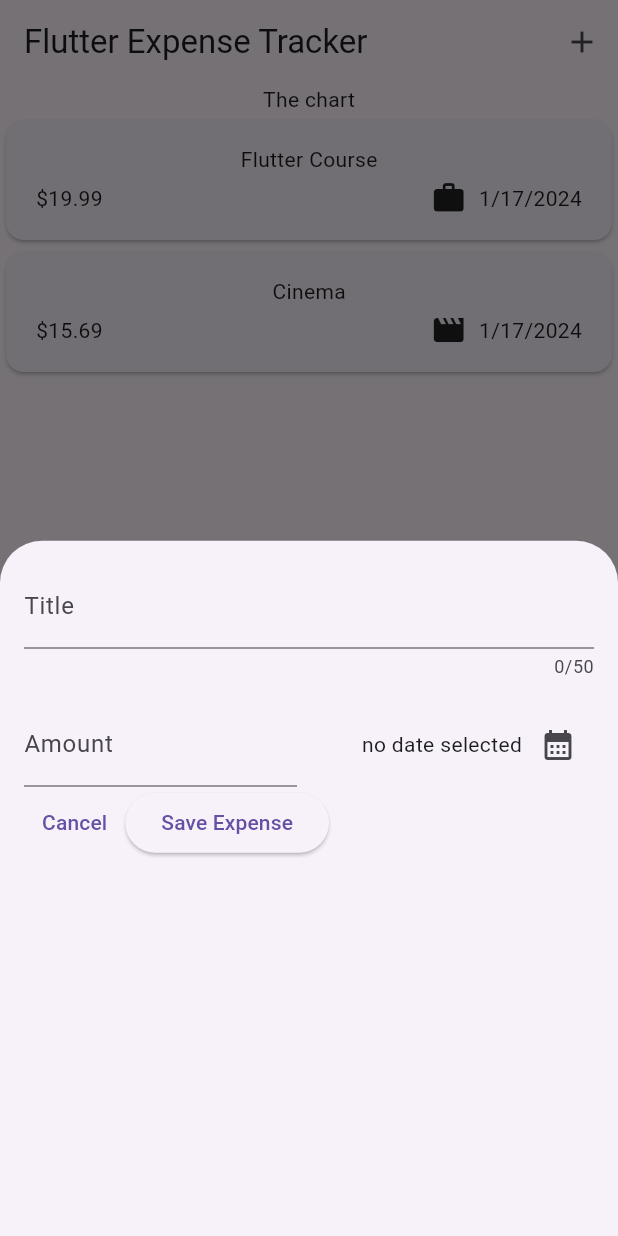
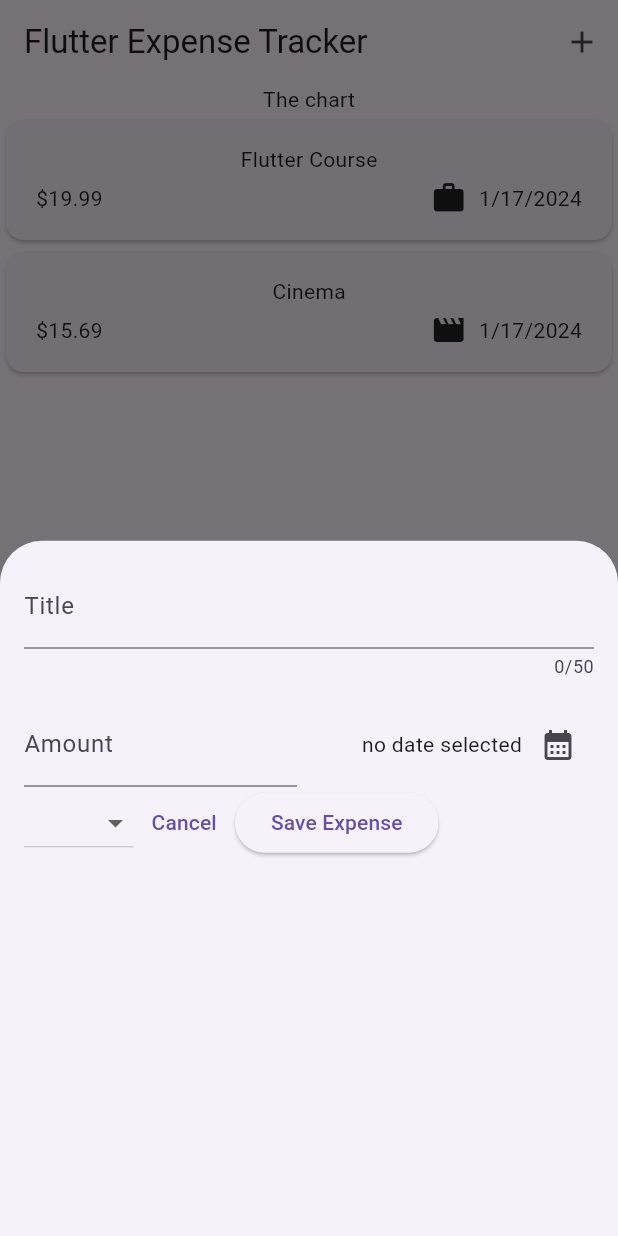
Before and after one commit to AnicetFantomas/Flutter-expense-tracker, a Flutter app: the screen it shows after launch, after a tap on the "add" icon, on a phone screen of 412 x 824 dp. Run offline on Flutter 3.47's test engine with Material 3 defaults, Android fonts, the phone set to English and light mode, and no system bars.

Commit message:
fix code issues

```diff
--- a/lib/models/expense.dart
+++ b/lib/models/expense.dart
@@ -9,13 +9,13 @@ const uuid = Uuid();
 
 
 const categoryIcons = {
-  Category.food: Icons.lunch_dining,
-  Category.travel: Icons.flight,
-  Category.leisure: Icons.movie,
-  Category.work: Icons.work,
+  CategoryEnum.food: Icons.lunch_dining,
+  CategoryEnum.travel: Icons.flight,
+  CategoryEnum.leisure: Icons.movie,
+  CategoryEnum.work: Icons.work,
 };
 
-enum Category {
+enum CategoryEnum {
   food,
   travel,
   leisure,
@@ -34,7 +34,7 @@ class Expense {
   final String title;
   final double amount;
   final DateTime date;
-  final Category category;
+  final CategoryEnum category;
 
   String get formattedDate {
     return formater.format(date);
--- a/lib/widgets/expenses.dart
+++ b/lib/widgets/expenses.dart
@@ -17,13 +17,13 @@ class _ExpensesState extends State<Expenses> {
       title: 'Flutter Course',
       amount: 19.99,
       date: DateTime.now(),
-      category: Category.work
+      category: CategoryEnum.work
     ),
     Expense(
       title: 'Cinema',
       amount: 15.69,
       date: DateTime.now(),
-      category: Category.leisure
+      category: CategoryEnum.leisure
     )
   ];
 
--- a/lib/widgets/new_expense.dart
+++ b/lib/widgets/new_expense.dart
@@ -1,5 +1,6 @@
 import 'package:flutter/material.dart';
 import 'package:intl/intl.dart';
+import 'package:expense_tracker/models/expense.dart';
 
 final formatter = DateFormat.yMd();
 
@@ -17,9 +18,9 @@ class _NewExpenseState extends State<NewExpense> {
   final _amountController = TextEditingController();
   DateTime? _selectedDate;
 
-  void _presentDatePicker () async {
+  void _presentDatePicker() async {
     final now = DateTime.now();
-    final firstDate = DateTime(now.year -1, now.month, now.day);
+    final firstDate = DateTime(now.year - 1, now.month, now.day);
     final pickedDate = await showDatePicker(
       context: context,
       initialDate: now,
@@ -61,16 +62,19 @@ class _NewExpenseState extends State<NewExpense> {
                       decoration: const InputDecoration(
                         prefixText: '\$ ',
                         label: Text('Amount'),
-                      )
-                      ),
+                      )),
                 ),
                 const SizedBox(width: 16),
-                 Expanded(
+                Expanded(
                   child: Row(
                     mainAxisAlignment: MainAxisAlignment.end,
                     crossAxisAlignment: CrossAxisAlignment.center,
                     children: [
-                       Text(_selectedDate == null ? 'no date selected' : formatter.format(_selectedDate!),),
+                      Text(
+                        _selectedDate == null
+                            ? 'no date selected'
+                            : formatter.format(_selectedDate!),
+                      ),
                       IconButton(
                         onPressed: _presentDatePicker,
                         icon: const Icon(Icons.calendar_month),
@@ -81,6 +85,19 @@ class _NewExpenseState extends State<NewExpense> {
               ],
             ),
             Row(children: [
+              DropdownButton(
+                items: CategoryEnum.values
+                    .map(
+                      (category) => DropdownMenuItem(
+                        value: category,
+                        child: Text(
+                          category.name.toString(),
+                        ),
+                      ),
+                    )
+                    .toList(),
+                onChanged: (value) {},
+              ),
               TextButton(
                 onPressed: () {
                   Navigator.pop(context);
```
Also changed, not shown: 2 other files.
